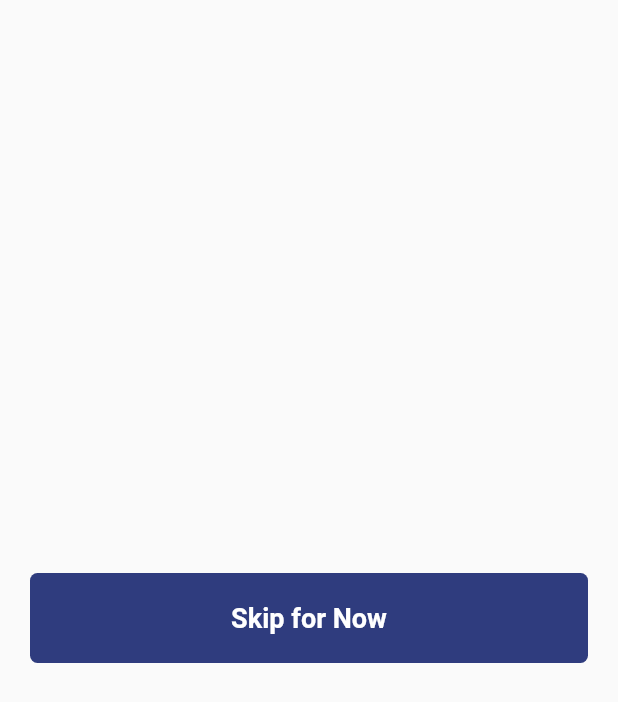
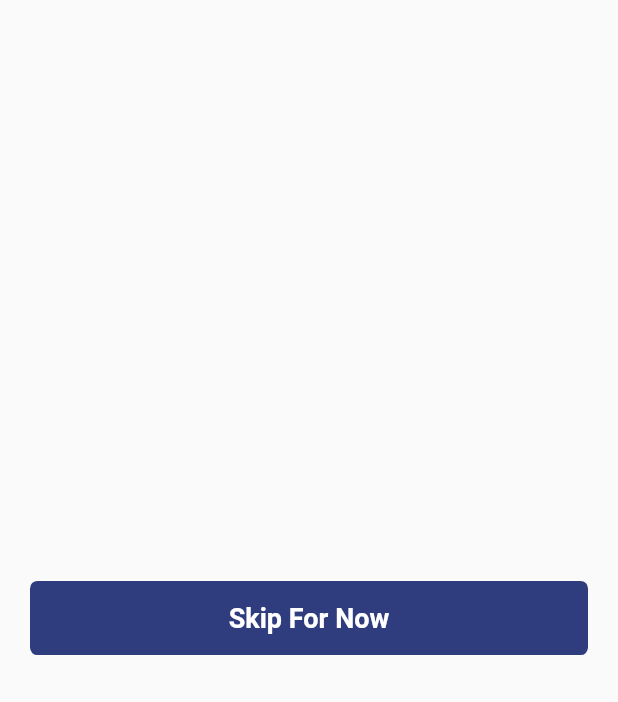
Before and after one commit to GauthamAsir/anisan_test1, a Flutter app: the RequestLocation screen opened directly, on a phone screen of 412 x 824 dp. Shown: the top 702 px of the screen. Run offline on Flutter 3.47's test engine with Material 2 defaults, Android fonts, the phone set to English and light mode, and no system bars; our stand-ins replace cached_network_image, cloud_firestore, firebase_auth, firebase_core, firebase_crashlytics, flutter_swiper and 3 more; missing offline and left inert: intro_views_flutter; accounts and stored records are empty; network calls fail.

Commit message:
Update & Commonize some codes
Signed-off-by: GauthamAsir <gauthamasir@gmail.com>

```diff
--- a/lib/views/screens/location/request/request_location.dart
+++ b/lib/views/screens/location/request/request_location.dart
@@ -1,5 +1,5 @@
-import 'package:anisan/constants/MyColors.dart';
 import 'package:anisan/views/screens/home/home.dart';
+import 'package:anisan/widgets/button.dart';
 import 'package:flutter/material.dart';
 
 class RequestLocation extends StatefulWidget {
@@ -12,29 +12,12 @@ class _RequestLocationState extends State<RequestLocation> {
   Widget build(BuildContext context) {
     return Scaffold(
       body: Center(
-          child: Container(
-        height: 60,
-        margin: const EdgeInsets.symmetric(vertical: 16.0, horizontal: 20),
-        child: FlatButton(
-          onPressed: () {
-            Navigator.pushReplacement(
-                context, new MaterialPageRoute(builder: (context) => Home()));
-          },
-          child: Center(
-            child: Text(
-              "Skip for Now",
-              style: TextStyle(
-                  color: Colors.white,
-                  fontSize: 18,
-                  fontWeight: FontWeight.bold),
-            ),
-          ),
-        ),
-        decoration: BoxDecoration(
-          color: MyColors.primaryColor,
-          borderRadius: BorderRadius.circular(5),
-        ),
-      )),
+          child: Button(
+              buttonText: 'Skip For Now',
+              onPressed: () {
+                Navigator.pushReplacement(context,
+                    new MaterialPageRoute(builder: (context) => Home()));
+              })),
     );
   }
 }
--- /dev/null
+++ b/lib/widgets/button.dart
@@ -0,0 +1,32 @@
+import 'package:anisan/constants/MyColors.dart';
+import 'package:anisan/constants/sizeConfig.dart';
+import 'package:flutter/material.dart';
+
+class Button extends StatelessWidget {
+  final String buttonText;
+  final Function onPressed;
+
+  Button({@required this.buttonText, @required this.onPressed});
+
+  @override
+  Widget build(BuildContext context) {
+    return Container(
+      height: Sizes.screenHeight * 0.06,
+      margin: const EdgeInsets.symmetric(vertical: 16.0, horizontal: 20),
+      child: FlatButton(
+        onPressed: onPressed,
+        child: Center(
+          child: Text(
+            buttonText == null ? '' : buttonText,
+            style: TextStyle(
+                color: Colors.white, fontSize: 18, fontWeight: FontWeight.bold),
+          ),
+        ),
+      ),
+      decoration: BoxDecoration(
+        color: MyColors.primaryColor,
+        borderRadius: BorderRadius.circular(5),
+      ),
+    );
+  }
+}
```
Also changed, not shown: lib/views/screens/login/login.dart (+5 -8 lines), lib/views/screens/otp_verification/components/SendingOTP.dart (deleted, +0 -30 lines), lib/views/screens/otp_verification/components/loading.dart (added, +28 -0 lines), lib/views/screens/otp_verification/otp_verify.dart (+28 -30 lines), lib/views/screens/profile/profile.dart (+12 -8 lines).
